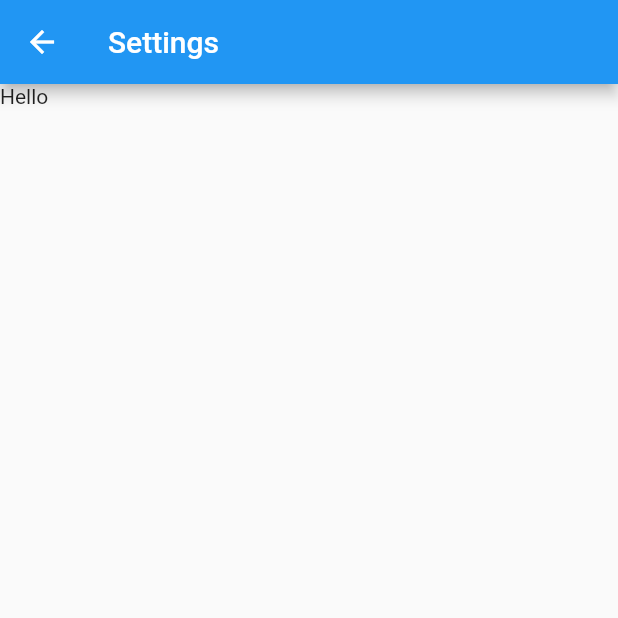
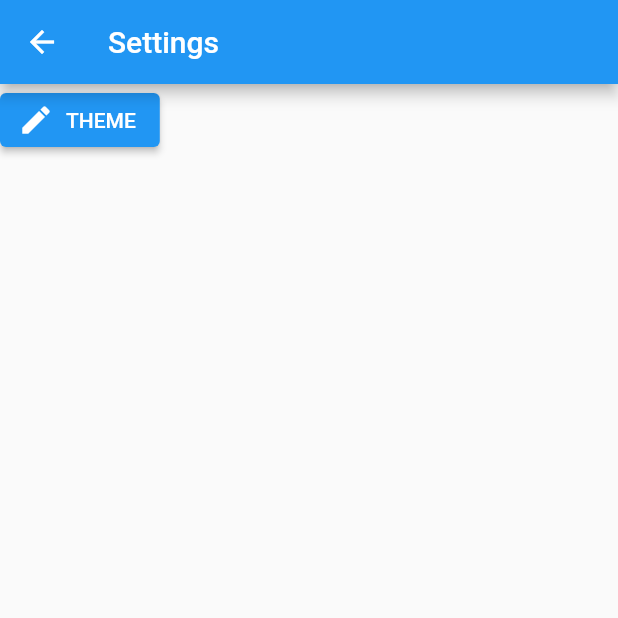
Before and after one commit to Anishsub599/Stonk-Watch, a Flutter app: the Settings screen opened directly, on a phone screen of 412 x 824 dp, the top half of it. Run offline on Flutter 3.47's test engine with Material 2 defaults, Android fonts, the phone set to English and light mode, and no system bars; our stand-ins replace cloud_firestore, firebase_auth, firebase_core, fluttertoast, google_nav_bar, syncfusion_flutter_charts; missing offline and left inert: firebase_auth_platform_interface; accounts and stored records are empty.

Commit message:
theme on progress

```diff
--- a/lib/pages/Settings.dart
+++ b/lib/pages/Settings.dart
@@ -1,3 +1,4 @@
+import 'package:endproject/pages/theme.dart';
 import 'package:flutter/material.dart';
 
 class Settings extends StatelessWidget {
@@ -9,7 +10,18 @@ class Settings extends StatelessWidget {
       appBar: AppBar(
         title: Text('Settings'),
       ),
-      body: Column(children: [Text('Hello')]),
+      body: Column(children:
+
+    [
+       ElevatedButton.icon(
+              onPressed: () {
+               Navigator.pushReplacement(context, MaterialPageRoute(builder: (context) =>theme(),));
+
+              },
+              icon: Icon(Icons.mode),
+              label: Text('THEME')),
+
+    ]),
     );
   }
 }
--- a/lib/pages/homepage.dart
+++ b/lib/pages/homepage.dart
@@ -326,6 +326,7 @@ class _homepageState extends State<homepage> {
             GButton(
               icon: Icons.settings,
               text: 'setting',
+
             ),
           ],
         ),
--- /dev/null
+++ b/lib/pages/theme.dart
@@ -0,0 +1,66 @@
+import 'package:flutter/material.dart';
+
+
+class theme extends StatefulWidget {
+  const theme({super.key});
+
+  @override
+  State<theme> createState() => _themeState();
+}
+bool _iconBool = false;
+IconData _iconLight = Icons.wb_sunny;
+IconData _iconDark = Icons.nights_stay;
+ThemeData _LightTheme =ThemeData(
+primarySwatch: Colors.amber,
+brightness: Brightness.light,
+
+);
+ThemeData _darkTheme =ThemeData(
+primarySwatch: Colors.red,
+brightness: Brightness.dark,
+
+);
+
+
+
+class _themeState extends State<theme> {
+  @override
+  Widget build(BuildContext context) {
+    return MaterialApp(
+
+      theme: _iconBool ? _darkTheme: _LightTheme,
+      home: Scaffold(
+        appBar: AppBar(
+
+          title: Text('Dark and Light theme'),
+        actions: [
+          IconButton(
+            onPressed: (){
+              setState(() {
+                _iconBool = !_iconBool;
+              });
+
+
+          },
+          icon: Icon(_iconBool ? _iconDark:_iconLight),
+          ),
+        ],
+
+        ),
+        body: Center(child:
+
+        Text('work on progress'),
+
+        ),
+
+
+
+
+
+
+      ),
+
+
+    );
+  }
+}
```
Also changed, not shown: lib/pages/loginpage.dart (+14 -1 lines).
